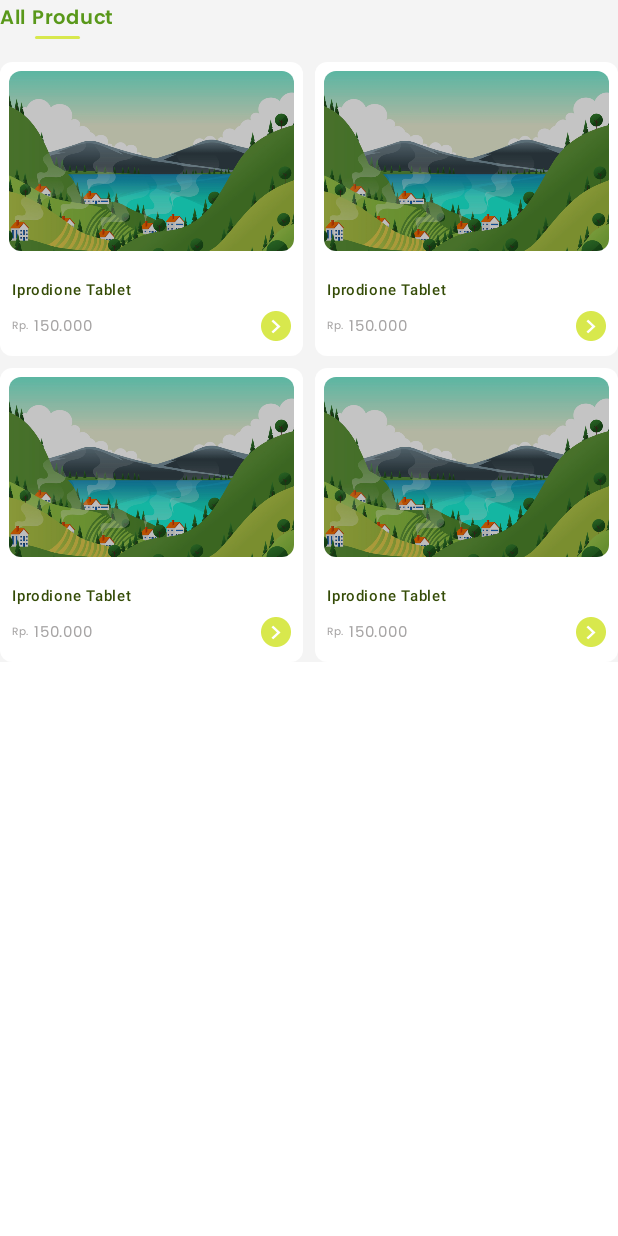
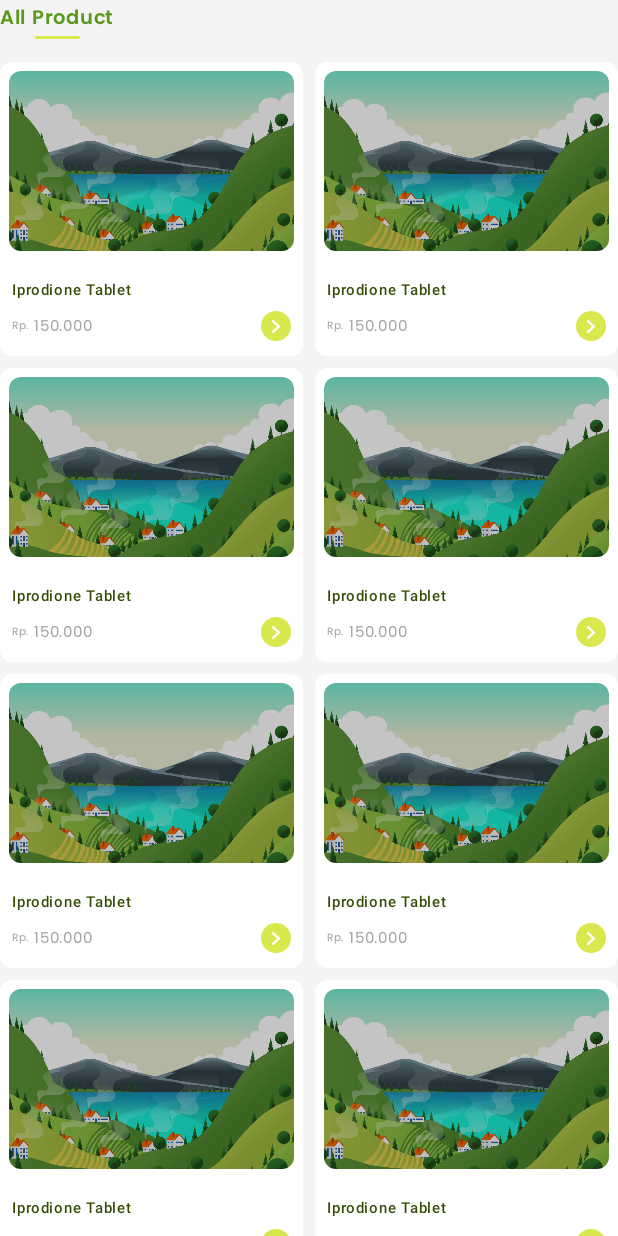
Before and after one commit to Itsqy/paddycure, an Android app built with Jetpack Compose: the @Preview function ListProductPreview, on a phone screen of 412 x 824 dp. Run offline under Robolectric (Android 15) with nearby library versions, the phone set to English and light mode, and no system bars.

Commit message:
Bug fixing ListProduct.kt

```diff
--- a/app/src/main/java/com/darkcoder/paddycure/ui/product/shop/components/ListProduct.kt
+++ b/app/src/main/java/com/darkcoder/paddycure/ui/product/shop/components/ListProduct.kt
@@ -78,10 +78,10 @@ fun ListProductPreview() {
 @Composable
 fun ItemProduct() {
     LazyVerticalGrid(
+        modifier = Modifier.height(2000.dp),
         horizontalArrangement = Arrangement.spacedBy(8.dp),
         verticalArrangement = Arrangement.spacedBy(8.dp),
         columns = GridCells.Adaptive(minSize = 140.dp),
-        modifier = Modifier.height(400.dp)
     ) {
         items(10) {
             Card (
```
